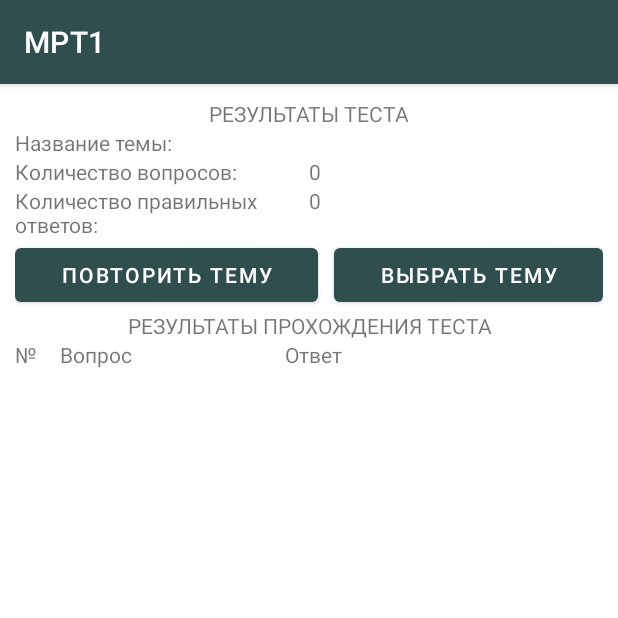
After one commit to NikASBY/MPT1, an Android app: the ListResultRecyclerFragment screen opened directly, with no data from a screen before it, on a phone screen of 412 x 824 dp, the top half of it. The commit adds this screen. Run offline under Robolectric (Android 15) with nearby library versions, the phone set to English and light mode, and no system bars; our stand-ins replace Room's generated code; libraries missing offline, so code that uses them is left out: org.apache.poi; 1 statement that could not run was skipped.

Commit message:
Create layout Result. Managment activity.

```diff
--- a/app/src/main/AndroidManifest.xml
+++ b/app/src/main/AndroidManifest.xml
@@ -32,6 +32,8 @@
             android:screenOrientation="portrait"/>
         <activity android:name=".menu.activity.ResultTestActivity"
             android:screenOrientation="portrait"/>
+        <activity android:name=".menu.activity.ResultTestLineActivity"
+            android:screenOrientation="portrait"/>
     </application>
 
 </manifest>
--- /dev/null
+++ b/app/src/main/java/org/o7planning/mpt1/menu/activity/ResultTestLineActivity.java
@@ -0,0 +1,188 @@
+package org.o7planning.mpt1.menu.activity;
+
+import android.content.Intent;
+import android.os.Bundle;
+import android.util.Log;
+import android.view.View;
+import android.widget.Button;
+import android.widget.TextClock;
+import android.widget.TextView;
+
+import androidx.annotation.Nullable;
+import androidx.fragment.app.Fragment;
+
+import org.apache.poi.ss.formula.functions.T;
+import org.o7planning.mpt1.R;
+import org.o7planning.mpt1.database.Progress;
+import org.o7planning.mpt1.database.Questions;
+import org.o7planning.mpt1.menu.fragmentsForMainView.ListResultRecyclerFragment;
+import org.o7planning.mpt1.menu.fragmentsForMainView.ProgressBarFragment;
+import org.o7planning.mpt1.menu.fragmentsForMainView.StartTest_fragment_v2;
+import org.o7planning.mpt1.thread.progress.AllProgressBaseThread;
+import org.o7planning.mpt1.thread.question.AllQuestionsBaseThread;
+import org.o7planning.mpt1.viewBaseData.SinglAbstractFragmentActivity;
+
+import java.util.ArrayList;
+import java.util.List;
+
+public class ResultTestLineActivity extends SinglAbstractFragmentActivity {
+
+    private TextView titleResultText;
+    private TextView nameThemeTitleText;
+    private TextView nameThemeText;
+    private TextView countQuestionTitleText;
+    private TextView countQuestionText;
+    private TextView countRightTitleText;
+    private TextView countRightText;
+    private TextView titleTableResultText;
+    private TextView numberQuestionText;
+    private TextView nameQuestionText;
+    private TextView failAnswerText;
+
+    private Button selectButtonTheme;
+    private Button restartButtonTheme;
+
+    private boolean checkQuestion;
+    private String nameTheme;
+    private int totalNumber;
+    private int rightNumber;
+
+    private List<Progress> progressList;
+
+    @Override
+    public Fragment getFragment1() {
+        return new ListResultRecyclerFragment();
+    }
+
+    @Override
+    public Fragment getFragment2() {
+        return null;
+    }
+
+    @Override
+    public Fragment getFragment3() {
+        return null;
+    }
+
+    @Override
+    public Fragment getFragment4() {
+        return null;
+    }
+
+    @Override
+    public Integer getLayout1() {
+        return R.layout.conteiner_result_test;
+    }
+
+    @Override
+    public Integer getContainer1() {
+        return R.id.containerTableResult;
+    }
+
+    @Override
+    public Integer getContainer2() {
+        return null;
+    }
+
+    @Override
+    public Integer getContainer3() {
+        return null;
+    }
+
+    @Override
+    public Integer getContainer4() {
+        return null;
+    }
+
+    @Override
+    protected void onCreate(@Nullable Bundle savedInstanceState) {
+        super.onCreate(savedInstanceState);
+
+        AllProgressBaseThread allProgressBaseThread = new AllProgressBaseThread("AllProgress", getApplicationContext());
+        try {
+            allProgressBaseThread.mThread.join();
+        } catch (InterruptedException e) {
+            e.printStackTrace();
+        }
+        progressList = allProgressBaseThread.getProgressAll();
+
+        checkQuestion = getIntent().getBooleanExtra("checkQuestion1", false);
+        totalNumber = getIntent().getIntExtra("totalNumber", 0);
+        rightNumber = getIntent().getIntExtra("right_answer", 0);
+        nameTheme = progressList.get(0).nameTheme;
+
+        titleResultText = (TextView) findViewById(R.id.titleResult);
+        titleResultText.setText(R.string.title_result);
+
+        nameThemeTitleText = (TextView) findViewById(R.id.nameThemeTitle);
+        nameThemeTitleText.setText(R.string.name_theme);
+
+        nameThemeText = (TextView) findViewById(R.id.nameTheme);
+        nameThemeText.setText(nameTheme);
+
+        countRightTitleText = (TextView) findViewById(R.id.countRightTitle);
+        countRightTitleText.setText(R.string.number_of_correct_answers);
+
+        countRightText = (TextView) findViewById(R.id.countRight);
+        countRightText.setText(Integer.valueOf(rightNumber).toString());
+
+
+        titleTableResultText = (TextView) findViewById(R.id.titleTableResult);
+        titleTableResultText.setText(R.string.title_table_result_text);
+
+        numberQuestionText = (TextView) findViewById(R.id.numberQuestion);
+        numberQuestionText.setText(R.string.n);
+
+        nameQuestionText = (TextView) findViewById(R.id.nameQuestion);
+        nameQuestionText.setText(R.string.name_question);
+
+        failAnswerText = (TextView) findViewById(R.id.failAnswer);
+        failAnswerText.setText(R.string.name_answer);
+
+        countQuestionTitleText = (TextView) findViewById(R.id.countQuestionTitle);
+        countQuestionTitleText.setText(R.string.count_question);
+
+        countQuestionText = (TextView) findViewById(R.id.countQuestion);
+        countQuestionText.setText(Integer.valueOf(totalNumber).toString());
+
+        selectButtonTheme = (Button) findViewById(R.id.selectTheme);
+        selectButtonTheme.setOnClickListener(new View.OnClickListener() {
+            @Override
+            public void onClick(View view) {
+                Intent intent = new Intent(ResultTestLineActivity.this, NewMainMenu.class);
+                intent.addFlags(Intent.FLAG_ACTIVITY_CLEAR_TOP);
+                intent.addFlags(Intent.FLAG_ACTIVITY_CLEAR_TASK);
+                startActivity(intent);
+            }
+        });
+
+        restartButtonTheme = (Button) findViewById(R.id.restartTheme);
+        restartButtonTheme.setOnClickListener(new View.OnClickListener() {
+            @Override
+            public void onClick(View view) {
+                Intent intent2 = new Intent(ResultTestLineActivity.this, SettingTestActivity.class);
+                intent2.putExtra("nameTheme", nameTheme);
+                intent2.putExtra("contTheme", getIntent().getIntExtra("contTheme",0));
+                intent2.putExtra("contCollect", getIntent().getIntExtra("contCollect",0));
+                intent2.putExtra("checkQuestion", checkQuestion);
+                intent2.putExtra("nameCollect", getIntent().getStringExtra("nameCollect"));
+                intent2.addFlags(Intent.FLAG_ACTIVITY_CLEAR_TOP);
+                intent2.addFlags(Intent.FLAG_ACTIVITY_CLEAR_TASK);
+                startActivity(intent2);
+            }
+        });
+    }
+
+    @Override
+    public void onBackPressed() {
+        Intent intent1 = new Intent(ResultTestLineActivity.this, SettingTestActivity.class);
+        intent1.putExtra("totalNumber", totalNumber);
+        intent1.putExtra("contTheme", StartTestActivity.getContTheme());
+        intent1.putExtra("contCollect", StartTestActivity.getContCollect());
+        intent1.putExtra("checkQuestion1", checkQuestion);
+        intent1.putExtra("nameCollect", StartTestActivity.getNameCollect());
+        intent1.putExtra("nameTheme", nameTheme);
+        startActivity(intent1);
+
+    }
+}
--- /dev/null
+++ b/app/src/main/java/org/o7planning/mpt1/menu/fragmentsForMainView/ListResultRecyclerFragment.java
@@ -0,0 +1,103 @@
+package org.o7planning.mpt1.menu.fragmentsForMainView;
+
+import android.annotation.SuppressLint;
+import android.os.Bundle;
+import android.view.LayoutInflater;
+import android.view.View;
+import android.view.ViewGroup;
+import android.widget.TextView;
+
+import androidx.annotation.NonNull;
+import androidx.annotation.Nullable;
+import androidx.fragment.app.Fragment;
+import androidx.recyclerview.widget.LinearLayoutManager;
+import androidx.recyclerview.widget.RecyclerView;
+
+import org.o7planning.mpt1.R;
+import org.o7planning.mpt1.database.Progress;
+import org.o7planning.mpt1.thread.progress.AllProgressBaseThread;
+
+import java.util.ArrayList;
+import java.util.List;
+
+public class ListResultRecyclerFragment extends Fragment {
+
+    private RecyclerView collectRecyclerView;
+    private AdapterCollectTheme mAdapterCollect;
+
+    private List<Progress> progressList;
+
+    @Nullable
+    @Override
+    public View onCreateView(@NonNull LayoutInflater inflater, @Nullable ViewGroup container, @Nullable Bundle savedInstanceState) {
+        super.onCreateView(inflater, container, savedInstanceState);
+        View view = inflater.inflate(R.layout.result_test_recycler,container,false);
+
+        AllProgressBaseThread allProgressBaseThread = new AllProgressBaseThread("AllProgress", getContext());
+        try {
+            allProgressBaseThread.mThread.join();
+        } catch (InterruptedException e) {
+            e.printStackTrace();
+        }
+        progressList = allProgressBaseThread.getProgressAll();
+
+        collectRecyclerView = (RecyclerView) view.findViewById(R.id.result_test_recycler);
+        collectRecyclerView.setLayoutManager(new LinearLayoutManager(getContext()));
+        mAdapterCollect = new AdapterCollectTheme(progressList);
+        collectRecyclerView.setAdapter(mAdapterCollect);
+        return view;
+    }
+
+    private class CollectHolderTheme extends RecyclerView.ViewHolder {
+
+        private TextView numberQuestionH;
+        private TextView nameQuestionH;
+        private TextView failAnswerH;
+
+        public CollectHolderTheme(LayoutInflater inflater, ViewGroup parent) {
+            super(inflater.inflate(R.layout.holder_count_table_result,parent,false));
+            numberQuestionH = (TextView) itemView.findViewById(R.id.numberQuestionH);
+            nameQuestionH = (TextView) itemView.findViewById(R.id.nameQuestionH);
+            failAnswerH = (TextView) itemView.findViewById(R.id.failAnswerH);
+        }
+    }
+
+    private class AdapterCollectTheme extends RecyclerView.Adapter<CollectHolderTheme> {
+
+        private List<Progress> progress = new ArrayList<>();
+
+        public AdapterCollectTheme(List<Progress> progress) {
+            this.progress = progress;
+        }
+
+        @NonNull
+        @Override
+        public CollectHolderTheme onCreateViewHolder(@NonNull ViewGroup parent, int viewType) {
+            LayoutInflater layoutInflater = LayoutInflater.from(getActivity());
+            return new CollectHolderTheme(layoutInflater, parent);
+        }
+
+        @Override
+        public void onBindViewHolder(@NonNull CollectHolderTheme holder, int position) {
+            holder.numberQuestionH.setTextSize(12);
+            holder.numberQuestionH.setText(Integer.valueOf(position+1).toString());
+            holder.nameQuestionH.setTextSize(12);
+            holder.nameQuestionH.setText(progress.get(position).questions);
+            if (progress.get(position).answers.equals(progress.get(position).answerFail)) {
+                holder.failAnswerH.setTextSize(12);
+                holder.failAnswerH.setTextColor(getResources().getColor(R.color.Green, getActivity().getTheme()));
+                holder.failAnswerH.setText(progress.get(position).answerFail);
+            } else {
+                holder.failAnswerH.setTextSize(12);
+                holder.failAnswerH.setTextColor(getResources().getColor(R.color.Red, getActivity().getTheme()));
+                holder.failAnswerH.setText(progress.get(position).answerFail);
+
+            }
+        }
+
+        @Override
+        public int getItemCount() {
+            return progress.size();
+        }
+    }
+}
--- a/app/src/main/java/org/o7planning/mpt1/viewBaseData/SinglAbstractFragmentActivity.java
+++ b/app/src/main/java/org/o7planning/mpt1/viewBaseData/SinglAbstractFragmentActivity.java
@@ -14,10 +14,10 @@ public abstract class SinglAbstractFragmentActivity extends AppCompatActivity {
     public abstract Fragment getFragment3();
     public abstract Fragment getFragment4();
     public abstract Integer getLayout1();
-    public abstract Integer getConteiner1();
-    public abstract Integer getConteiner2();
-    public abstract Integer getConteiner3();
-    public abstract Integer getConteiner4();
+    public abstract Integer getContainer1();
+    public abstract Integer getContainer2();
+    public abstract Integer getContainer3();
+    public abstract Integer getContainer4();
 
     @Override
     protected void onCreate(@Nullable Bundle savedInstanceState) {
@@ -25,35 +25,35 @@ public abstract class SinglAbstractFragmentActivity extends AppCompatActivity {
         setContentView(getLayout1());
         FragmentManager fragmentManager = getSupportFragmentManager();
 
-        if(getConteiner1() != null && getFragment1() != null) {
-            Fragment fragment1 = fragmentManager.findFragmentById(getConteiner1());
+        if(getContainer1() != null && getFragment1() != null) {
+            Fragment fragment1 = fragmentManager.findFragmentById(getContainer1());
             if(fragment1 == null) {
                 fragment1 = getFragment1();
-                fragmentManager.beginTransaction().add(getConteiner1(),fragment1).commit();
+                fragmentManager.beginTransaction().add(getContainer1(),fragment1).commit();
             }
         }
 
-        if(getConteiner2() != null && getFragment2() != null) {
-            Fragment fragment2 = fragmentManager.findFragmentById(getConteiner2());
+        if(getContainer2() != null && getFragment2() != null) {
+            Fragment fragment2 = fragmentManager.findFragmentById(getContainer2());
             if(fragment2 == null) {
                 fragment2 = getFragment2();
-                fragmentManager.beginTransaction().add(getConteiner2(),fragment2).commit();
+                fragmentManager.beginTransaction().add(getContainer2(),fragment2).commit();
             }
         }
 
-        if(getConteiner3() != null && getFragment3() != null) {
-            Fragment fragment3 = fragmentManager.findFragmentById(getConteiner3());
+        if(getContainer3() != null && getFragment3() != null) {
+            Fragment fragment3 = fragmentManager.findFragmentById(getContainer3());
             if(fragment3 == null) {
                 fragment3 = getFragment3();
-                fragmentManager.beginTransaction().add(getConteiner3(),fragment3).commit();
+                fragmentManager.beginTransaction().add(getContainer3(),fragment3).commit();
             }
         }
 
-        if(getConteiner4() != null && getFragment4() != null) {
-            Fragment fragment4 = fragmentManager.findFragmentById(getConteiner4());
+        if(getContainer4() != null && getFragment4() != null) {
+            Fragment fragment4 = fragmentManager.findFragmentById(getContainer4());
             if(fragment4 == null) {
                 fragment4 = getFragment4();
-                fragmentManager.beginTransaction().add(getConteiner4(),fragment4).commit();
+                fragmentManager.beginTransaction().add(getContainer4(),fragment4).commit();
             }
         }
     }
--- /dev/null
+++ b/app/src/main/res/layout/conteiner_result_test.xml
@@ -0,0 +1,137 @@
+<?xml version="1.0" encoding="utf-8"?>
+<LinearLayout xmlns:android="http://schemas.android.com/apk/res/android"
+    android:layout_width="match_parent"
+    android:layout_height="match_parent"
+    android:orientation="vertical"
+    android:layout_margin="10dp">
+
+    <TextView
+        android:id="@+id/titleResult"
+        android:layout_width="match_parent"
+        android:layout_height="wrap_content"
+        android:gravity="center"
+        android:text="TitleResult" />
+
+    <LinearLayout
+        android:layout_width="match_parent"
+        android:layout_height="wrap_content"
+        android:orientation="horizontal">
+
+        <TextView
+            android:id="@+id/nameThemeTitle"
+            android:layout_width="match_parent"
+            android:layout_height="wrap_content"
+            android:layout_weight="1"
+            android:text="NameThemeTitle" />
+
+        <TextView
+            android:id="@+id/nameTheme"
+            android:layout_width="match_parent"
+            android:layout_height="wrap_content"
+            android:layout_weight="1"
+            android:text="NameTheme" />
+    </LinearLayout>
+
+    <LinearLayout
+        android:layout_width="match_parent"
+        android:layout_height="wrap_content"
+        android:orientation="horizontal">
+
+        <TextView
+            android:id="@+id/countQuestionTitle"
+            android:layout_width="match_parent"
+            android:layout_height="wrap_content"
+            android:layout_weight="1"
+            android:text="CountQuestionTitle" />
+
+        <TextView
+            android:id="@+id/countQuestion"
+            android:layout_width="match_parent"
+            android:layout_height="wrap_content"
+            android:layout_weight="1"
+            android:text="CountQuestion" />
+    </LinearLayout>
+
+    <LinearLayout
+        android:layout_width="match_parent"
+        android:layout_height="wrap_content"
+        android:orientation="horizontal">
+
+        <TextView
+            android:id="@+id/countRightTitle"
+            android:layout_width="match_parent"
+            android:layout_height="wrap_content"
+            android:layout_weight="1"
+            android:text="CountRightTitle" />
+
+        <TextView
+            android:id="@+id/countRight"
+            android:layout_width="match_parent"
+            android:layout_height="wrap_content"
+            android:layout_weight="1"
+            android:text="CountRight" />
+    </LinearLayout>
+
+    <LinearLayout
+        android:layout_width="match_parent"
+        android:layout_height="wrap_content"
+        android:orientation="horizontal">
+
+        <Button
+            android:id="@+id/restartTheme"
+            android:layout_width="wrap_content"
+            android:layout_height="wrap_content"
+            android:layout_weight="1"
+            android:layout_marginRight="5dp"
+            android:text="@string/repeat_theme" />
+
+        <Button
+            android:id="@+id/selectTheme"
+            android:layout_width="wrap_content"
+            android:layout_height="wrap_content"
+            android:layout_weight="1"
+            android:layout_marginLeft="5dp"
+            android:text="@string/select_theme" />
+    </LinearLayout>
+
+    <TextView
+        android:id="@+id/titleTableResult"
+        android:layout_width="match_parent"
+        android:layout_height="wrap_content"
+        android:gravity="center"
+        android:text="TitleTableResult" />
+
+    <LinearLayout
+        android:layout_width="match_parent"
+        android:layout_height="wrap_content"
+        android:orientation="horizontal">
+
+        <TextView
+            android:id="@+id/numberQuestion"
+            android:layout_width="30dp"
+            android:layout_height="wrap_content"
+            android:text="N" />
+
+        <TextView
+            android:id="@+id/nameQuestion"
+            android:layout_width="150dp"
+            android:layout_height="wrap_content"
+            android:textAlignment="textStart"
+            android:text="NameQuestion" />
+
+        <TextView
+            android:id="@+id/failAnswer"
+            android:layout_width="wrap_content"
+            android:layout_height="wrap_content"
+            android:textAlignment="textStart"
+            android:text="FailAnswer" />
+    </LinearLayout>
+
+    <FrameLayout
+        android:id="@+id/containerTableResult"
+        android:layout_width="match_parent"
+        android:layout_height="match_parent">
+
+    </FrameLayout>
+
+</LinearLayout>
--- a/app/src/main/res/layout/home_panel_v2.xml
+++ b/app/src/main/res/layout/home_panel_v2.xml
@@ -8,7 +8,8 @@
     <com.google.android.material.bottomnavigation.BottomNavigationView
         android:id="@+id/home_panel_v2"
         android:layout_width="match_parent"
-        android:layout_height="match_parent"
+        android:layout_height="80dp"
         android:background="@drawable/home_panel_draw"
-        app:menu="@menu/menu_home_panel" />
+        app:menu="@menu/menu_home_panel"
+        android:padding="10dp"/>
 </LinearLayout>
--- a/app/src/main/res/layout/new_layout_app_start.xml
+++ b/app/src/main/res/layout/new_layout_app_start.xml
@@ -34,8 +34,8 @@
         <FrameLayout
             android:id="@+id/home_panel_conteiner"
             android:layout_width="match_parent"
-            android:layout_height="60dp"
-            android:layout_marginBottom="50dp"
+            android:layout_height="80dp"
+            android:layout_marginBottom="10dp"
             android:layout_marginLeft="10dp"
             android:layout_marginRight="10dp"
             app:layout_constraintBottom_toBottomOf="@+id/list_tests"
--- /dev/null
+++ b/app/src/main/res/layout/result_test_recycler.xml
@@ -0,0 +1,6 @@
+<?xml version="1.0" encoding="utf-8"?>
+<androidx.recyclerview.widget.RecyclerView xmlns:android="http://schemas.android.com/apk/res/android"
+    android:id="@+id/result_test_recycler"
+    android:layout_width="match_parent"
+    android:layout_height="match_parent">
+</androidx.recyclerview.widget.RecyclerView>
--- a/app/src/main/res/values/strings.xml
+++ b/app/src/main/res/values/strings.xml
@@ -33,6 +33,11 @@
     <string name="name_theme">Название темы:</string>
     <string name="select_theme">ВЫБРАТЬ ТЕМУ</string>
     <string name="repeat_theme">ПОВТОРИТЬ ТЕМУ</string>
+    <string name="title_result">РЕЗУЛЬТАТЫ ТЕСТА</string>
+    <string name="title_table_result_text">РЕЗУЛЬТАТЫ ПРОХОЖДЕНИЯ ТЕСТА</string>
+    <string name="n">№</string>
+    <string name="name_question">Вопрос</string>
+    <string name="name_answer">Ответ</string>
 
     <string name="choosing_the_application_language">Выбор языка приложения</string>
     <string name="loading_the_database">Загрузка базы</string>
```
Also changed, not shown: app/src/main/java/org/o7planning/mpt1/menu/activity/NewMainMenu.java (+8 -4 lines), app/src/main/java/org/o7planning/mpt1/menu/activity/SettingTestActivity.java (+8 -4 lines), app/src/main/java/org/o7planning/mpt1/menu/activity/StartTestActivity.java (+18 -4 lines), app/src/main/java/org/o7planning/mpt1/menu/fragmentsForMainView/StartTest_fragment_v2.java (+5 -4 lines), app/src/main/java/org/o7planning/mpt1/viewBaseData/CollectRecycler.java (+4 -4 lines), app/src/main/java/org/o7planning/mpt1/viewBaseData/QuestionRecycler.java (+4 -4 lines), app/src/main/java/org/o7planning/mpt1/viewBaseData/ThemeRecycler.java (+4 -4 lines), app/src/main/res/layout/holder_count_table_result.xml (added, +26 -0 lines), 1 other file.
